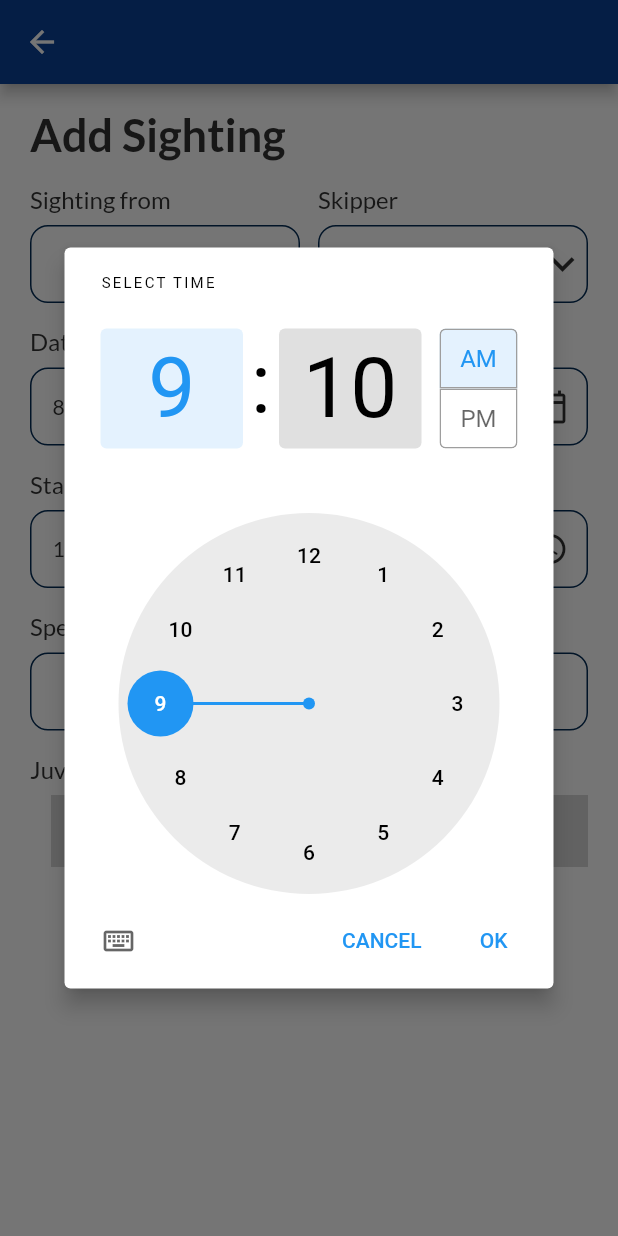
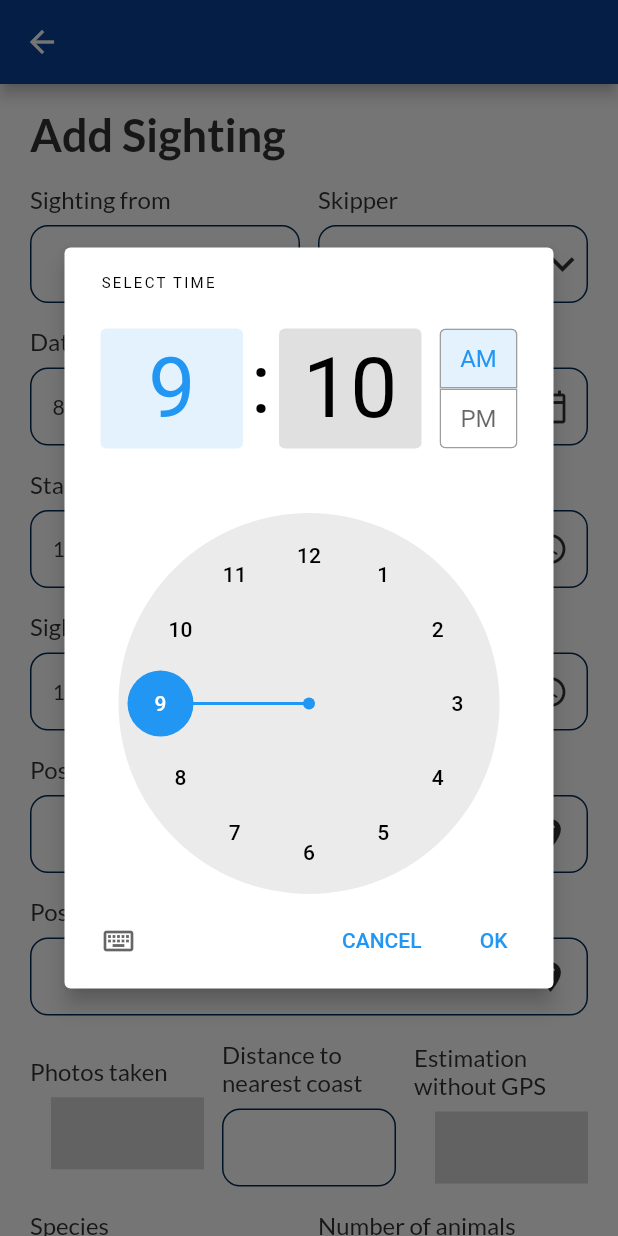
Before and after one commit to M-E-E-R-e-V/mwpa-app, a Flutter app: the EditSightingPage screen opened directly, after a tap on the "access time" icon, on a phone screen of 412 x 824 dp. Run offline on Flutter 3.47's test engine with Material 2 defaults, Android fonts, the phone set to English and light mode, and no system bars; our stand-ins replace device_info, geolocator, google_fonts, shared_preferences; missing offline and left inert: switcher; accounts and stored records are empty.

Commit message:
update dyninput, update sighting edit, add location pick

```diff
--- /dev/null
+++ b/lib/Location/LocationProvider.dart
@@ -0,0 +1,33 @@
+
+import 'package:geolocator/geolocator.dart';
+
+class LocationProvider {
+
+  static Future<Position> getLocation() async {
+    bool serviceEnabled;
+    LocationPermission permission;
+
+    serviceEnabled = await Geolocator.isLocationServiceEnabled();
+
+    if (!serviceEnabled) {
+      return Future.error('Location services are disabled.');
+    }
+
+    permission = await Geolocator.checkPermission();
+
+    if (permission == LocationPermission.denied) {
+      permission = await Geolocator.requestPermission();
+
+      if (permission == LocationPermission.denied) {
+        return Future.error('Location permissions are denied');
+      }
+    }
+
+    if (permission == LocationPermission.deniedForever) {
+      return Future.error(
+          'Location permissions are permanently denied, we cannot request permissions.');
+    }
+
+    return await Geolocator.getCurrentPosition();
+  }
+}
--- a/lib/Pages/Edit/DynInput.dart
+++ b/lib/Pages/Edit/DynInput.dart
@@ -1,8 +1,11 @@
 import 'package:flutter/material.dart';
+import 'package:geolocator/geolocator.dart';
 import 'package:intl/intl.dart';
 import 'package:mwpaapp/Constants.dart';
 import 'package:switcher/core/switcher_size.dart';
 import 'package:switcher/switcher.dart';
+
+import '../../Location/LocationProvider.dart';
 
 enum DynInputType {
   text,
@@ -10,6 +13,7 @@ enum DynInputType {
   time,
   select,
   switcher,
+  location
 }
 
 class DynInputSelectItem {
@@ -47,6 +51,7 @@ class _DynInputState extends State<DynInput> {
   TimeOfDay timeValue = TimeOfDay.now();
   int intValue = 0;
   List<DynInputSelectItem> selectList = [];
+  Position? posValue;
 
   _getDateFromUser() async {
     DateTime? pickDate = await showDatePicker(
@@ -78,6 +83,14 @@ class _DynInputState extends State<DynInput> {
         timeValue = picketTime;
       });
     }
+  }
+
+  _getLocationFromUser() async {
+    var positon = await LocationProvider.getLocation();
+
+    setState(() {
+      posValue = positon;
+    });
   }
 
   setSelectList(List<DynInputSelectItem> list) {
@@ -165,14 +178,33 @@ class _DynInputState extends State<DynInput> {
             size: SwitcherSize.large,
             switcherButtonRadius: 50,
             enabledSwitcherButtonRotate: true,
-            iconOff: Icons.lock,
-            iconOn: Icons.lock_open,
+            iconOff: Icons.radio_button_unchecked,
+            iconOn: Icons.radio_button_checked,
             colorOff: kPrimaryColor,
             colorOn: kButtonBackgroundColor,
             onChanged: (bool state) {
 
             })
         );
+        break;
+
+      case DynInputType.location:
+        tWidget = IconButton(
+            icon: const Icon(
+              Icons.edit_location,
+              color: kPrimaryFontColor,
+            ),
+            onPressed: () async {
+              _getLocationFromUser();
+            }
+        );
+
+
+        if (posValue != null) {
+          if (tHint == "") {
+            tHint = "Lat: ${posValue?.latitude.toString()} - Lon: ${posValue?.longitude.toString()} ";
+          }
+        }
         break;
     }
 
--- a/lib/Pages/EditSightingPage.dart
+++ b/lib/Pages/EditSightingPage.dart
@@ -16,6 +16,16 @@ class _EditSightingPageState extends State<EditSightingPage> {
   late DynInput sightVehicleDriver;
   late DynInput sightTourStart;
   late DynInput sightTourEnd;
+
+  late DynInput sightDurationFrom;
+  late DynInput sightDurationUntil;
+
+  late DynInput sightBeginLoc;
+  late DynInput sightEndLoc;
+
+  late DynInput sightPhotoTaken;
+  late DynInput sightDistanceCoast;
+  late DynInput sightDistanceCoastEstimationGps;
 
   late DynInput sightSpecies;
   late DynInput sightSpeciesNum;
@@ -74,6 +84,55 @@ class _EditSightingPageState extends State<EditSightingPage> {
       title: "End of trip",
       hint: "",
       inputType: DynInputType.time
+    );
+
+    sightDurationFrom = DynInput(
+        context: context,
+        title: "Sighting duration from",
+        hint: "",
+        inputType: DynInputType.time
+    );
+
+    sightDurationUntil = DynInput(
+        context: context,
+        title: "Sighting duration until",
+        hint: "",
+        inputType: DynInputType.time
+    );
+
+    sightBeginLoc = DynInput(
+      context: context,
+      title: "Position begin",
+      hint: "",
+      inputType: DynInputType.location
+    );
+
+    sightEndLoc = DynInput(
+        context: context,
+        title: "Position end",
+        hint: "",
+        inputType: DynInputType.location
+    );
+
+    sightPhotoTaken = DynInput(
+        context: context,
+        title: "Photos taken",
+        hint: "",
+        inputType: DynInputType.switcher
+    );
+
+    sightDistanceCoast = DynInput(
+        context: context,
+        title: "Distance to nearest coast",
+        hint: "",
+        inputType: DynInputType.text
+    );
+
+    sightDistanceCoastEstimationGps = DynInput(
+        context: context,
+        title: "Estimation without GPS",
+        hint: "",
+        inputType: DynInputType.switcher
     );
 
     sightSpecies = DynInput(
@@ -149,6 +208,34 @@ class _EditSightingPageState extends State<EditSightingPage> {
               Row(
                 children: [
                   Expanded(
+                      child: sightDurationFrom
+                  ),
+                  const SizedBox(width: 12),
+                  Expanded(
+                      child: sightDurationUntil
+                  )
+                ],
+              ),
+              sightBeginLoc,
+              sightEndLoc,
+              Row(
+                children: [
+                  Expanded(
+                      child: sightPhotoTaken
+                  ),
+                  const SizedBox(width: 12),
+                  Expanded(
+                      child: sightDistanceCoast
+                  ),
+                  const SizedBox(width: 12),
+                  Expanded(
+                      child: sightDistanceCoastEstimationGps
+                  )
+                ],
+              ),
+              Row(
+                children: [
+                  Expanded(
                     child: sightSpecies
                   ),
                   const SizedBox(width: 12),
--- a/pubspec.yaml
+++ b/pubspec.yaml
@@ -42,6 +42,7 @@ dependencies:
   flutter_map:
   device_info:
   switcher: any
+  geolocator: ^9.0.1
 
 dev_dependencies:
   flutter_launcher_icons: ^0.10.0
```
Also changed, not shown: pubspec.lock, 2 other files.
